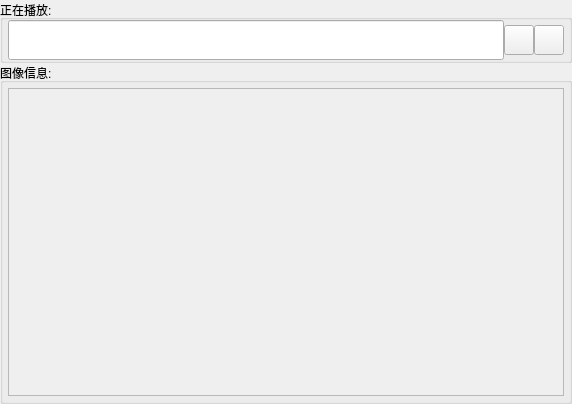
First picture: the form in FrameFlow/pyside6_GUI/sub_ui/wallpaper/ui/RightWidget.ui, repository YUN-LJ/FrameFlow, before the edit.
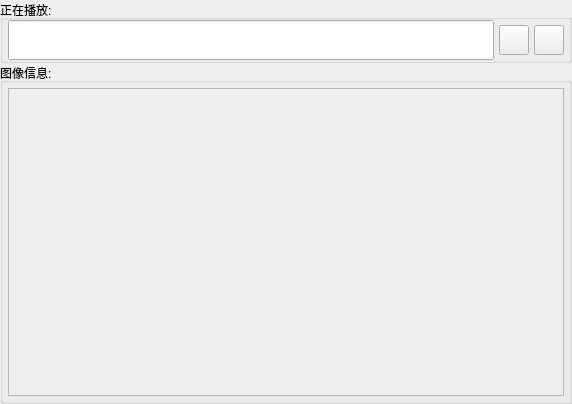
Second picture: the form after the edit. Custom widgets are drawn as their Qt base class.

Commit message: 修复了壁纸播放功能在使用QT作为桌面窗口时出现的卡死现象

What changed in the file:
```diff
--- a/FrameFlow/pyside6_GUI/sub_ui/wallpaper/ui/RightWidget.ui
+++ b/FrameFlow/pyside6_GUI/sub_ui/wallpaper/ui/RightWidget.ui
@@ -36,7 +36,7 @@
      </property>
      <layout class="QHBoxLayout" name="horizontalLayout_4">
       <property name="spacing">
-       <number>0</number>
+       <number>5</number>
       </property>
       <property name="leftMargin">
        <number>5</number>
```
The commit also changes 3 other files.
